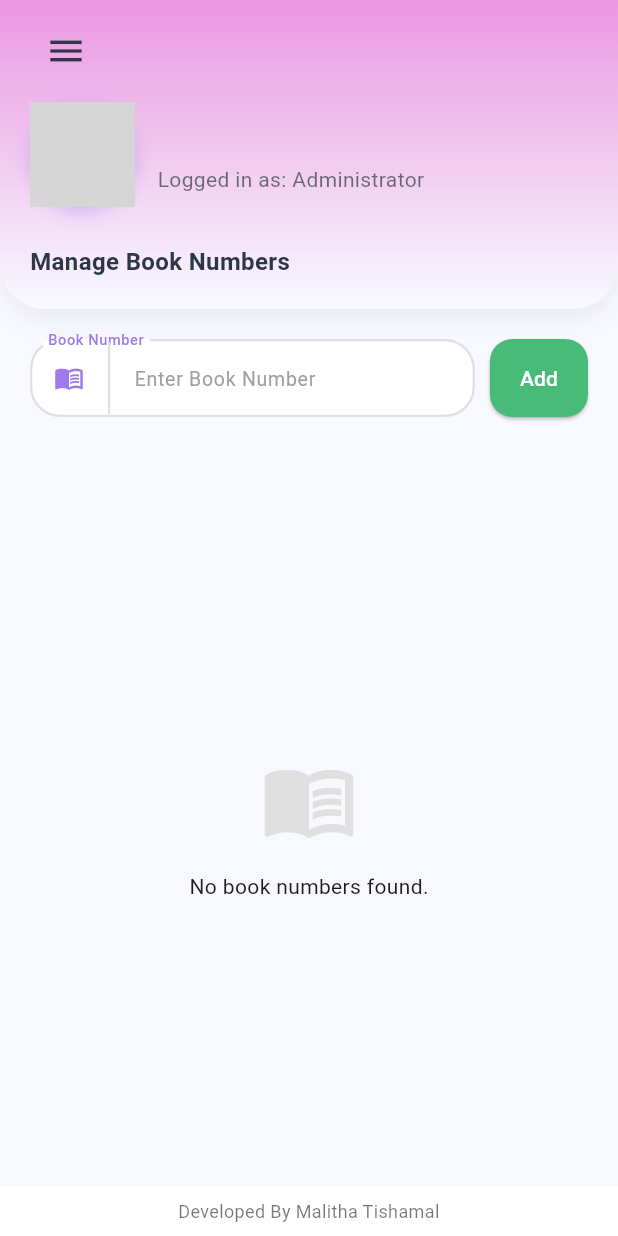
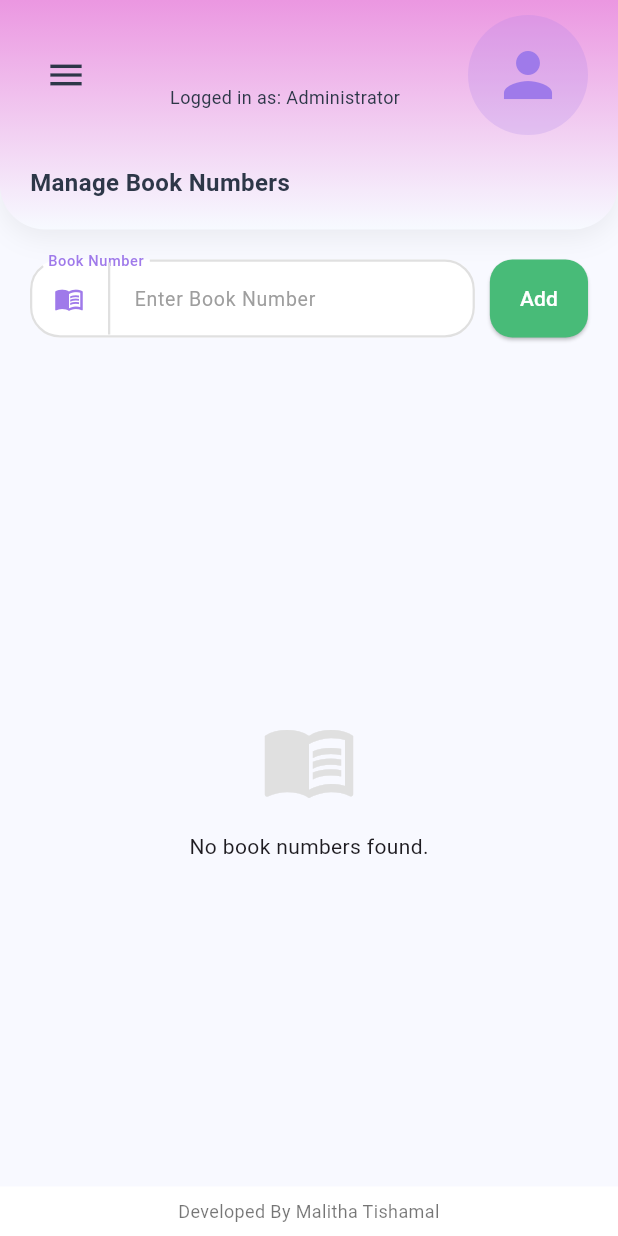
Before and after one commit to malitha-tishamal/MediQ-Antibiotic-Management-App, a Flutter app: the BookNumbersScreen screen opened directly, on a phone screen of 412 x 824 dp. Run offline on Flutter 3.47's test engine with Material 3 defaults, Android fonts, the phone set to English and light mode, and no system bars; our stand-ins replace cloud_firestore, csv, firebase_auth, firebase_core, fl_chart, flutter_typeahead and 5 more; accounts and stored records are empty; grey boxes are pictures that could not be loaded.

Commit message:
Update book_numbers_screen.dart

```diff
--- a/mediq/lib/admin/book_numbers_screen.dart
+++ b/mediq/lib/admin/book_numbers_screen.dart
@@ -186,77 +186,51 @@
     ),
     child: Column(
       crossAxisAlignment: CrossAxisAlignment.start,
+      mainAxisSize: MainAxisSize.min,
       children: [
+        // Single row: menu (left), user info (center), profile picture (right)
         Row(
-            mainAxisAlignment: MainAxisAlignment.spaceBetween,
+          crossAxisAlignment: CrossAxisAlignment.center,
           children: [
+            // Menu button (left)
             IconButton(
               icon: const Icon(Icons.menu, color: AppColors.headerTextDark, size: 28),
               onPressed: () {
                 _scaffoldKey.currentState?.openDrawer();
               },
+              padding: EdgeInsets.zero,
+              constraints: const BoxConstraints(),
             ),
-            ],
-          ),
-          const SizedBox(height: 10),
-          Row(
-            children: [
-              Container(
-                width: 70,
-                height: 70,
-                decoration: BoxDecoration(
-                  shape: BoxShape.circle,
-                  gradient: _profileImageUrl == null
-                    ? const LinearGradient(
-                        colors: [AppColors.primaryPurple, Color(0xFFB08FEB)],
-                        begin: Alignment.topLeft,
-                        end: Alignment.bottomRight,
-                      )
-                    : null,
-                  border: Border.all(color: Colors.white, width: 3),
-                  boxShadow: [
-                    BoxShadow(
-                      color: AppColors.primaryPurple.withOpacity(0.4),
-                      blurRadius: 10,
-                      offset: const Offset(0, 3),
-                    ),
-                  ],
-                  image: _profileImageUrl != null
-                    ? DecorationImage(
-                        image: NetworkImage(_profileImageUrl!),
-                        fit: BoxFit.cover,
-                      )
-                    : null,
-                ),
-                child: _profileImageUrl == null
-                    ? const Icon(Icons.person, size: 40, color: Colors.white)
-                    : null,
-              ),
-              const SizedBox(width: 15),
+            const Spacer(),
+            // User info (centered)
             Column(
-                crossAxisAlignment: CrossAxisAlignment.start,
+              mainAxisSize: MainAxisSize.min,
               children: [
                 Text(
                   _currentUserName,
                   style: const TextStyle(
-                      fontSize: 20,
+                    fontSize: 18,
                     fontWeight: FontWeight.bold,
                     color: AppColors.headerTextDark,
                   ),
                 ),
                 const SizedBox(height: 4),
-                  Text(
+                const Text(
                   'Logged in as: Administrator',
                   style: TextStyle(
-                      fontSize: 14,
-                      color: AppColors.headerTextDark.withOpacity(0.7),
+                    fontSize: 12,
+                    color: AppColors.headerTextDark,
                   ),
                 ),
               ],
             ),
+            const Spacer(),
+            // Profile picture (right) - 80x80 (radius 40)
+            _buildProfileAvatar(),
           ],
         ),
-          const SizedBox(height: 25),
+        const SizedBox(height: 20),
+        // Page title
         const Text(
           'Manage Book Numbers',
           style: TextStyle(
@@ -268,6 +242,26 @@
       ],
     ),
   );
+}
+
+// Helper for profile avatar (80x80, radius 40)
+Widget _buildProfileAvatar() {
+  if (_profileImageUrl != null && _profileImageUrl!.isNotEmpty) {
+    return CircleAvatar(
+      radius: 40,
+      backgroundImage: NetworkImage(_profileImageUrl!),
+      backgroundColor: Colors.grey.shade200,
+      onBackgroundImageError: (_, __) {
+        if (mounted) setState(() => _profileImageUrl = null);
+      },
+    );
+  } else {
+    return CircleAvatar(
+      radius: 40,
+      backgroundColor: AppColors.primaryPurple.withOpacity(0.2),
+      child: const Icon(Icons.person, color: AppColors.primaryPurple, size: 48),
+    );
+  }
 }
 
   void _showSnackBar(String msg, bool isSuccess) {
```
Lines whose indentation alone changed are shown as unchanged.
